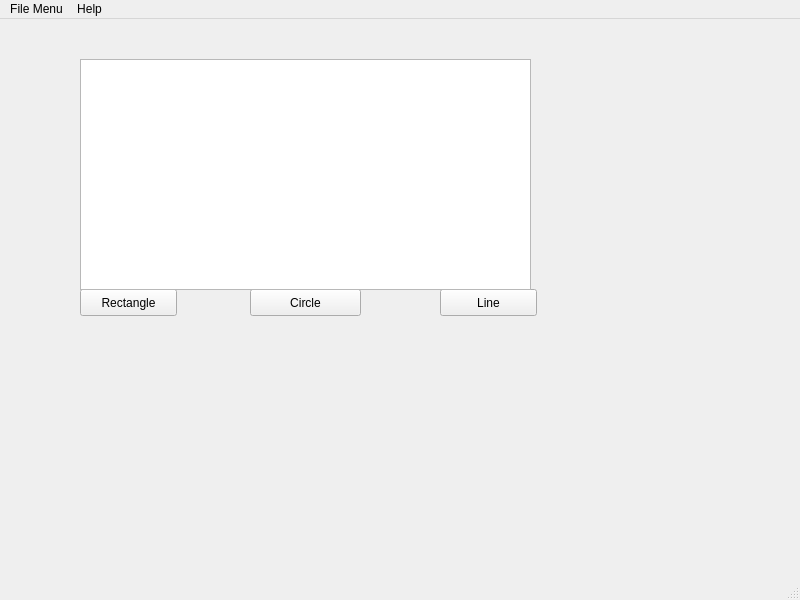
Before: the Qt Designer form menu1.ui in paulg92/EZB, drawn with Qt 5.
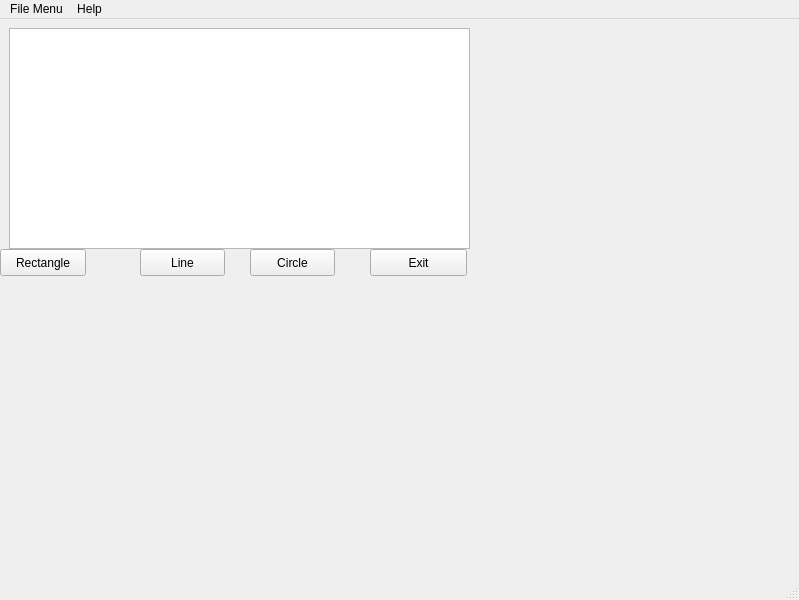
After: the same form once the commit is applied.

Commit message: Now you can draw in the Graphiv design of the program with the mouse

```diff
--- a/menu1.ui
+++ b/menu1.ui
@@ -6,7 +6,7 @@
    <rect>
     <x>0</x>
     <y>0</y>
-    <width>800</width>
+    <width>799</width>
     <height>600</height>
    </rect>
   </property>
@@ -17,9 +17,9 @@
    <widget class="QPushButton" name="Rectangle">
     <property name="geometry">
      <rect>
-      <x>80</x>
-      <y>270</y>
-      <width>97</width>
+      <x>0</x>
+      <y>230</y>
+      <width>86</width>
       <height>27</height>
      </rect>
     </property>
@@ -31,8 +31,8 @@
     <property name="geometry">
      <rect>
       <x>250</x>
-      <y>270</y>
-      <width>111</width>
+      <y>230</y>
+      <width>85</width>
       <height>27</height>
      </rect>
     </property>
@@ -43,9 +43,9 @@
    <widget class="QPushButton" name="Line">
     <property name="geometry">
      <rect>
-      <x>440</x>
-      <y>270</y>
-      <width>97</width>
+      <x>140</x>
+      <y>230</y>
+      <width>85</width>
       <height>27</height>
      </rect>
     </property>
@@ -67,20 +67,33 @@
    <widget class="QGraphicsView" name="graphicsView">
     <property name="geometry">
      <rect>
-      <x>80</x>
-      <y>40</y>
-      <width>451</width>
-      <height>231</height>
+      <x>9</x>
+      <y>9</y>
+      <width>461</width>
+      <height>221</height>
      </rect>
     </property>
    </widget>
+   <widget class="QPushButton" name="Exit">
+    <property name="geometry">
+     <rect>
+      <x>370</x>
+      <y>230</y>
+      <width>97</width>
+      <height>27</height>
+     </rect>
+    </property>
+    <property name="text">
+     <string>Exit</string>
+    </property>
+   </widget>
   </widget>
   <widget class="QMenuBar" name="menubar">
    <property name="geometry">
     <rect>
      <x>0</x>
      <y>0</y>
-     <width>800</width>
+     <width>799</width>
      <height>25</height>
     </rect>
    </property>
```
Left out of the diff: 11 changed lines with no effect on the pictures. The commit also changes 1 other file.
